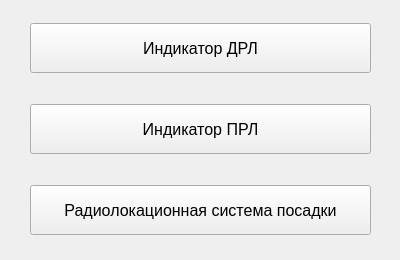
Qt form menu.ui (oln0ry/IKO) before a commit.
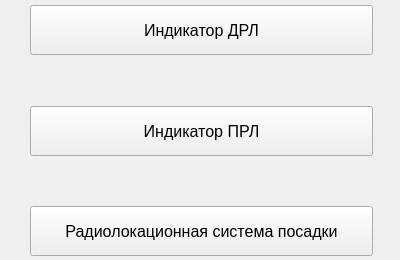
The same form after that commit.

```diff
--- a/menu.ui
+++ b/menu.ui
@@ -10,12 +10,6 @@
     <height>260</height>
    </rect>
   </property>
-  <property name="maximumSize">
-   <size>
-    <width>400</width>
-    <height>260</height>
-   </size>
-  </property>
   <property name="font">
    <font>
     <pointsize>12</pointsize>
@@ -30,7 +24,7 @@
      <rect>
       <x>0</x>
       <y>0</y>
-      <width>401</width>
+      <width>403</width>
       <height>261</height>
      </rect>
     </property>
@@ -65,6 +59,12 @@
        <property name="orientation">
         <enum>Qt::Vertical</enum>
        </property>
+       <property name="sizeHint" stdset="0">
+        <size>
+         <width>0</width>
+         <height>0</height>
+        </size>
+       </property>
       </spacer>
      </item>
      <item>
@@ -85,6 +85,12 @@
        <property name="orientation">
         <enum>Qt::Vertical</enum>
        </property>
+       <property name="sizeHint" stdset="0">
+        <size>
+         <width>0</width>
+         <height>0</height>
+        </size>
+       </property>
       </spacer>
      </item>
      <item>
```
